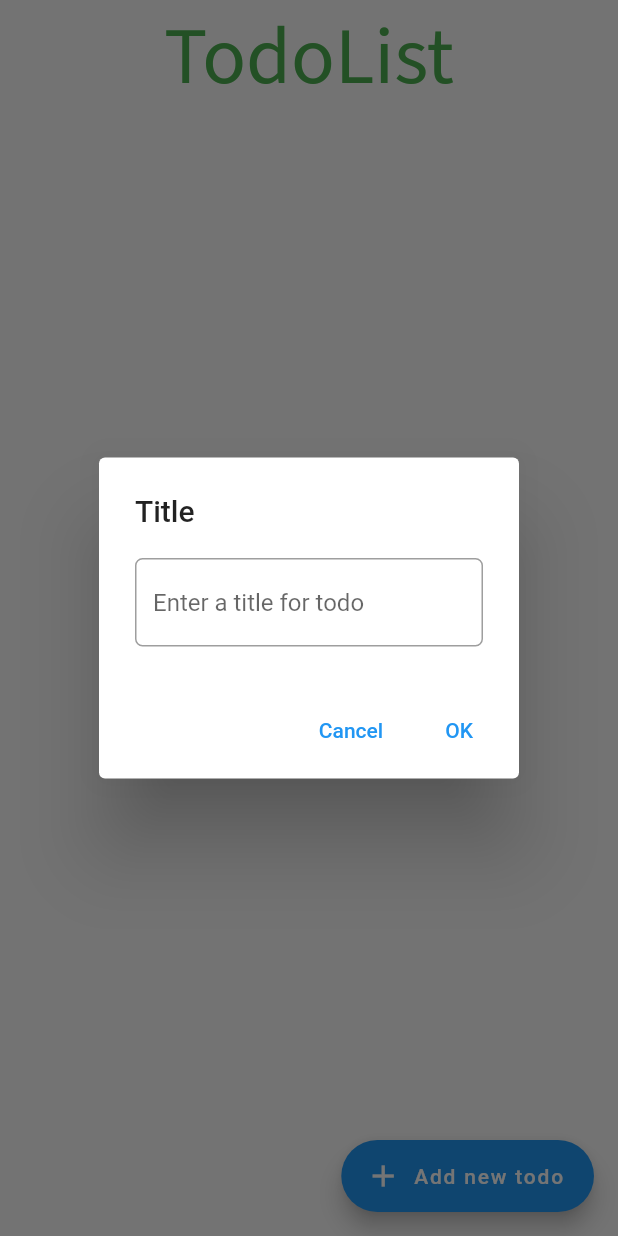
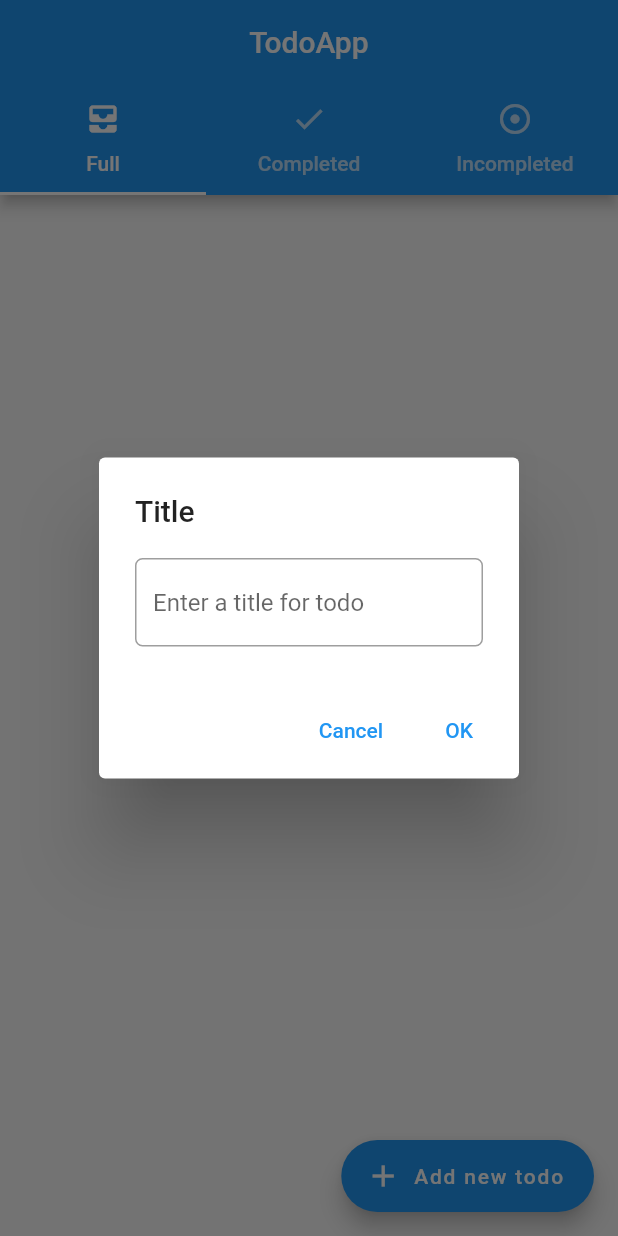
Before and after one commit to dung-ly-047/todoapp, a Flutter app: the screen it shows after launch, after a tap on "Add new todo", on a phone screen of 412 x 824 dp. Run offline on Flutter 3.47's test engine with Material 2 defaults, Android fonts, the phone set to English and light mode, and no system bars; our stand-ins replace get; network calls fail.

Commit message:
todo-updated-tabbar

```diff
--- a/lib/main.dart
+++ b/lib/main.dart
@@ -2,12 +2,15 @@ import 'package:flutter/cupertino.dart';
 import 'package:flutter/material.dart';
 import 'package:flutter/services.dart';
 import 'package:get/get.dart';
-import 'package:todoapp/screens/home.dart';
+import 'package:todoapp/screens/todo.dart';
 import 'package:todoapp/utils/mainBindings.dart';
 
 void main() {
   WidgetsFlutterBinding.ensureInitialized();
   SystemChrome.setPreferredOrientations([DeviceOrientation.portraitUp]);
+  SystemChrome.setSystemUIOverlayStyle(SystemUiOverlayStyle(
+    statusBarColor: Colors.transparent,
+  ));
   runApp(MyApp());
 }
 
@@ -19,7 +22,40 @@ class MyApp extends StatelessWidget {
       title: "Todo App",
       defaultTransition: Transition.fadeIn,
       initialBinding: MainBinding(),
-      home: HomeScreen(),
+      home: DefaultTabController(
+        length: 3,
+        child: Scaffold(
+          appBar: AppBar(
+            centerTitle: true,
+            title: Text("TodoApp"),
+            bottom: TabBar(
+              tabs: [
+                Tab(
+                  text: "Full",
+                  icon: Icon(Icons.all_inbox),
+                ),
+                Tab(
+                  text: "Completed",
+                  icon: Icon(Icons.check),
+                ),
+                Tab(
+                  text: "Incompleted",
+                  icon: Icon(Icons.adjust_sharp),
+                ),
+              ],
+            ),
+          ),
+          body: TabBarView(children: [
+            TodoScreen(),
+            TodoScreen(
+              isCompleted: true,
+            ),
+            TodoScreen(
+              isCompleted: false,
+            ),
+          ]),
+        ),
+      ),
     );
   }
 }
--- a/lib/screens/home.dart
+++ b/lib/screens/todo.dart
@@ -3,36 +3,31 @@ import 'dart:math';
 import 'package:flutter/cupertino.dart';
 import 'package:flutter/material.dart';
 import 'package:get/get.dart';
-import 'package:google_fonts/google_fonts.dart';
 import 'package:todoapp/controllers/todoController.dart';
 import 'package:todoapp/models/todoModel.dart';
 import 'package:todoapp/widgets/todoItem.dart';
 
-class HomeScreen extends StatelessWidget {
+class TodoScreen extends StatelessWidget {
   final todoController = Get.put(TodoController());
+  final bool? isCompleted;
+
+  TodoScreen({Key? key, this.isCompleted}) : super(key: key);
   @override
   Widget build(BuildContext context) {
     return Scaffold(
-      floatingActionButton: FloatingActionButton.extended(
+      floatingActionButton: isCompleted == null
+          ? FloatingActionButton.extended(
               onPressed: () {
                 addTodoDialog(context);
               },
               label: Text("Add new todo"),
               icon: Icon(Icons.add),
-      ),
+            )
+          : SizedBox(),
       body: SafeArea(
         child: Column(
           crossAxisAlignment: CrossAxisAlignment.center,
           children: [
-            Center(
-              child: Text(
-                "TodoList",
-                style: GoogleFonts.sourceSansPro(
-                  color: Colors.green,
-                  fontSize: 54,
-                ),
-              ),
-            ),
             Obx(
               () => Expanded(
                 child: todoController.isLoading.value
@@ -43,11 +38,35 @@ class HomeScreen extends StatelessWidget {
                       )
                     : ListView.builder(
                         itemCount: todoController.todoList.length,
-                        itemBuilder: (context, index) => TodoItem(
+                        itemBuilder: (context, index) {
+                          if (isCompleted != null && isCompleted == true) {
+                            if (todoController.todoList[index].isComplete ==
+                                true) {
+                              return TodoItem(
                                 todoController: todoController,
                                 index: index,
-                        ),
-                      ),
+                                isCompleted: isCompleted,
+                              );
+                            }
+                          } else if (isCompleted != null &&
+                              isCompleted == false) {
+                            if (todoController.todoList[index].isComplete ==
+                                false) {
+                              return TodoItem(
+                                todoController: todoController,
+                                index: index,
+                                isCompleted: isCompleted,
+                              );
+                            }
+                          } else {
+                            return TodoItem(
+                              todoController: todoController,
+                              index: index,
+                              isCompleted: isCompleted,
+                            );
+                          }
+                          return SizedBox();
+                        }),
               ),
             ),
           ],
```
Also changed, not shown: lib/widgets/todoItem.dart (+9 -1 lines). Lines whose indentation alone changed are shown as unchanged.
